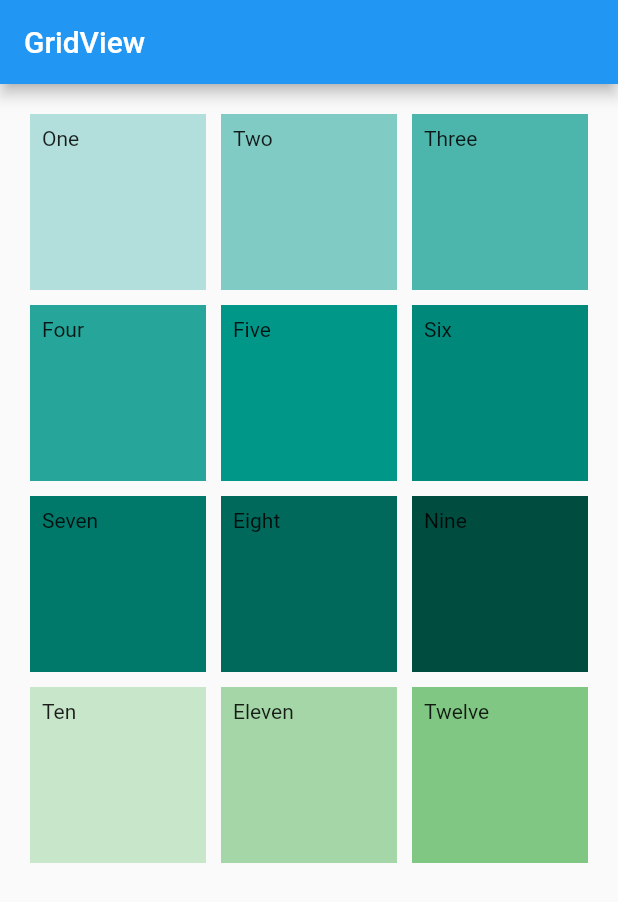
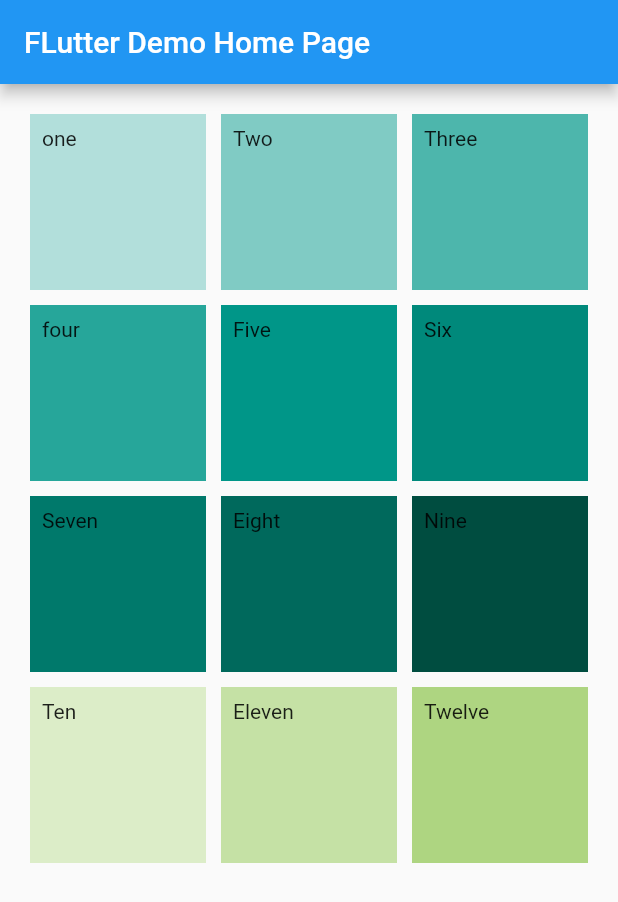
Before and after one commit to AdityaWardhana20/UTS_191011402071, a Flutter app: the screen it shows after launch, on a phone screen of 412 x 824 dp. Shown: the top 902 px of the screen. Run offline on Flutter 3.47's test engine with Material 2 defaults, Android fonts, the phone set to English and light mode, and no system bars.

Commit message:
Update main.dart

```diff
--- a/project_baru/lib/main.dart
+++ b/project_baru/lib/main.dart
@@ -1,17 +1,79 @@
 import 'package:flutter/material.dart';
 
-void main() => runApp(MyApp());
+void main() {
+  runApp(const MyApp());
+}
 
 class MyApp extends StatelessWidget {
+  const MyApp({Key? key}) : super(key: key);
+
+  // This widget is the root of your application.
   @override
   Widget build(BuildContext context) {
-    final title = 'GridView';
+    return MaterialApp(
+      title: 'Flutter Demo',
+      theme: ThemeData(
+        // This is the theme of your application.
+        //
+        // Try running your application with "flutter run". You'll see the
+        // application has a blue toolbar. Then, without quitting the app, try
+        // changing the primarySwatch below to Colors.green and then invoke
+        // "hot reload" (press "r" in the console where you ran "flutter run",
+        // or simply save your changes to "hot reload" in a Flutter IDE).
+        // Notice that the counter didn't reset back to zero; the application
+        // is not restarted.
+        primarySwatch: Colors.blue,
+      ),
+      home: const MyHomePage(title: 'FLutter Demo Home Page'),
+    );
+  }
+}
 
-    return MaterialApp(
-      title: title,
-      home: Scaffold(
+class MyHomePage extends StatefulWidget {
+  const MyHomePage({Key? key, required this.title}) : super(key: key);
+
+  // This widget is the home page of your application. It is stateful, meaning
+  // that it has a State object (defined below) that contains fields that affect
+  // how it looks.
+
+  // This class is the configuration for the state. It holds the values (in this
+  // case the title) provided by the parent (in this case the App widget) and
+  // used by the build method of the State. Fields in a Widget subclass are
+  // always marked "final".
+
+  final String title;
+
+  @override
+  State<MyHomePage> createState() => _MyHomePageState();
+}
+
+class _MyHomePageState extends State<MyHomePage> {
+  int _counter = 0;
+
+  void _incrementCounter() {
+    setState(() {
+      // This call to setState tells the Flutter framework that something has
+      // changed in this State, which causes it to rerun the build method below
+      // so that the display can reflect the updated values. If we changed
+      // _counter without calling setState(), then the build method would not be
+      // called again, and so nothing would appear to happen.
+      _counter++;
+    });
+  }
+
+  @override
+  Widget build(BuildContext context) {
+    // This method is rerun every time setState is called, for instance as done
+    // by the _incrementCounter method above.
+    //
+    // The Flutter framework has been optimized to make rerunning build methods
+    // fast, so that you can just rebuild anything that needs updating rather
+    // than having to individually change instances of widgets.
+    return Scaffold(
       appBar: AppBar(
-          title: Text(title),
+        // Here we take the value from the MyHomePage object that was created by
+        // the App.build method, and use it to set our appbar title.
+        title: Text(widget.title),
       ),
       body: GridView.count(
         primary: false,
@@ -22,66 +84,65 @@ class MyApp extends StatelessWidget {
         children: <Widget>[
           Container(
             padding: const EdgeInsets.all(8),
-              child: const Text('One'),
             color: Colors.teal[100],
+            child: const Text("one"),
           ),
           Container(
             padding: const EdgeInsets.all(8),
+            color: Colors.teal[200],
             child: const Text('Two'),
-              color: Colors.teal[200],
           ),
           Container(
             padding: const EdgeInsets.all(8),
+            color: Colors.teal[300],
             child: const Text('Three'),
-              color: Colors.teal[300],
           ),
           Container(
             padding: const EdgeInsets.all(8),
-              child: const Text('Four'),
             color: Colors.teal[400],
+            child: const Text('four'),
           ),
           Container(
             padding: const EdgeInsets.all(8),
+            color: Colors.teal[500],
             child: const Text('Five'),
-              color: Colors.teal[500],
           ),
           Container(
             padding: const EdgeInsets.all(8),
+            color: Colors.teal[600],
             child: const Text('Six'),
-              color: Colors.teal[600],
           ),
           Container(
             padding: const EdgeInsets.all(8),
+            color: Colors.teal[700],
             child: const Text('Seven'),
-              color: Colors.teal[700],
           ),
           Container(
             padding: const EdgeInsets.all(8),
+            color: Colors.teal[800],
             child: const Text('Eight'),
-              color: Colors.teal[800],
           ),
           Container(
             padding: const EdgeInsets.all(8),
+            color: Colors.teal[900],
             child: const Text('Nine'),
-              color: Colors.teal[900],
           ),
           Container(
             padding: const EdgeInsets.all(8),
+            color: Colors.lightGreen[100],
             child: const Text('Ten'),
-              color: Colors.green[100],
           ),
           Container(
             padding: const EdgeInsets.all(8),
+            color: Colors.lightGreen[200],
             child: const Text('Eleven'),
-              color: Colors.green[200],
           ),
           Container(
             padding: const EdgeInsets.all(8),
+            color: Colors.lightGreen[300],
             child: const Text('Twelve'),
-              color: Colors.green[300],
           ),
         ],
-        ),
       ),
     );
   }
```
Lines whose indentation alone changed are shown as unchanged.
